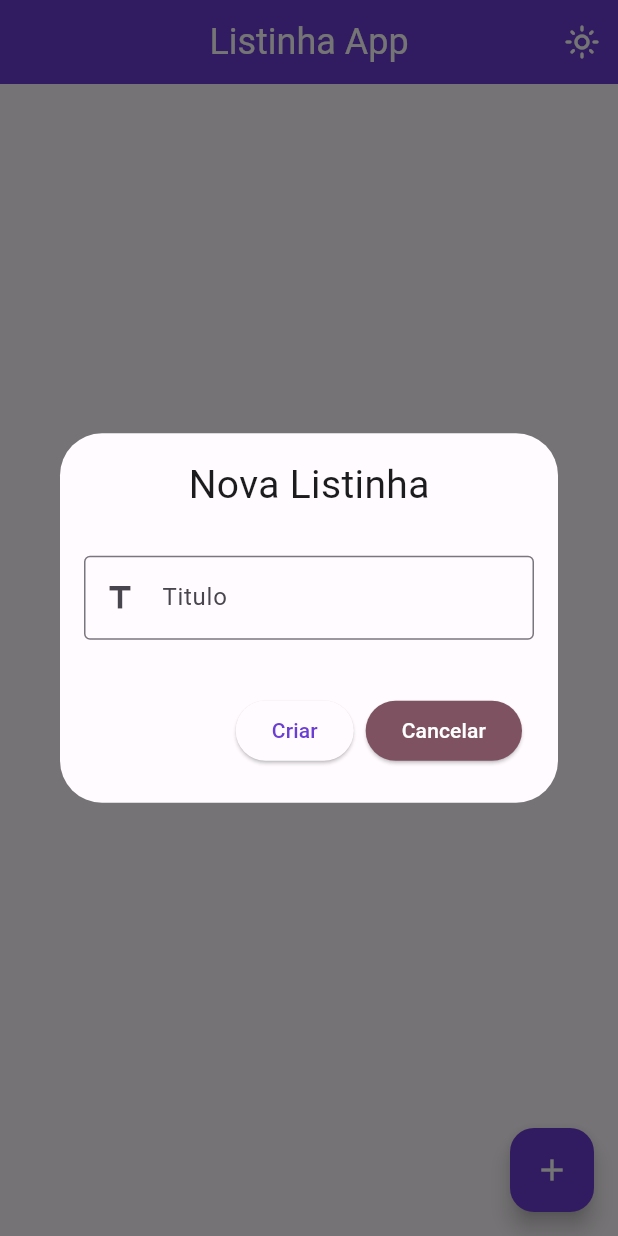
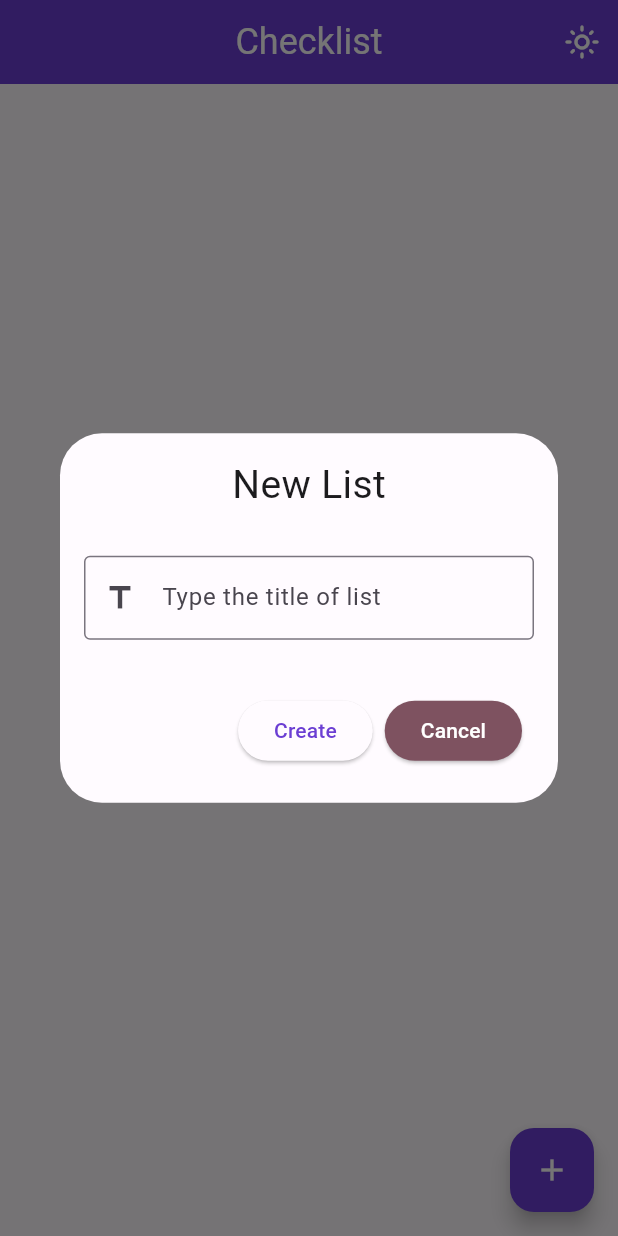
Before and after one commit to mugiwarajeff/checklist, a Flutter app: the screen it shows after launch, after a tap on the "add" icon, on a phone screen of 412 x 824 dp. Run offline on Flutter 3.47's test engine with Material 3 defaults, Android fonts, the light colour scheme and no system bars; our stand-ins replace equatable, flutter_mobx, mobx, sqflite; accounts and stored records are empty; generated files the repository leaves out were written again.

Commit message:
addings logs and intl

```diff
--- a/lib/app/app.dart
+++ b/lib/app/app.dart
@@ -26,6 +26,7 @@ class App extends StatelessWidget {
       return MaterialApp(
         localizationsDelegates: AppLocalizations.localizationsDelegates,
         supportedLocales: AppLocalizations.supportedLocales,
+        //locale: const Locale('pt', "BR"),
         theme: configurationsController.config.darkMode
             ? appTheme.darkTheme
             : appTheme.lightTheme,
--- a/lib/app/features/checklist/checklist/checklist_view.dart
+++ b/lib/app/features/checklist/checklist/checklist_view.dart
@@ -19,7 +19,7 @@ class CheckListView extends StatelessWidget {
     const double checkListPadding = 16;
     const double crossSpacin = 10;
 
-    Alignment _defineCircleAligmentScale(double x, double y) {
+    Alignment defineCircleAligmentScale(double x, double y) {
       final double screenSizeHeight = MediaQuery.of(context).size.height;
       final double screenSizeWidth = MediaQuery.of(context).size.width;
 
@@ -28,16 +28,6 @@ class CheckListView extends StatelessWidget {
 
       double scaleY = (screenSizeHeight / referenceHeight);
       double scaleX = (screenSizeWidth / referenteWidth);
-
-      print(x);
-      print(screenSizeWidth);
-      print(scaleX);
-      print(x / scaleX);
-
-      print(y);
-      print(screenSizeHeight);
-      print(scaleY);
-      print((y / scaleY) * 0.84);
 
       return Alignment(x / scaleX, y / scaleY);
     }
@@ -72,7 +62,7 @@ class CheckListView extends StatelessWidget {
                         .toList()),
                 DragTarget(
                   builder: (context, candidateData, rejectedData) => Align(
-                    alignment: _defineCircleAligmentScale(-1.3, 1.2),
+                    alignment: defineCircleAligmentScale(-1.3, 1.2),
                     child: Container(
                       alignment: const Alignment(0.35, -0.6),
                       width: 200,
--- a/lib/app/features/checklist/checklist/controllers/checklist_controller.dart
+++ b/lib/app/features/checklist/checklist/controllers/checklist_controller.dart
@@ -1,5 +1,7 @@
 import 'package:checklist/app/features/checklist/checklist/dao/checklist_dao.dart';
 import 'package:checklist/app/features/checklist/checklist/models/checklist.dart';
+import 'package:checklist/app/shared/logs/interfaces/message_logger.dart';
+import 'package:checklist/app/shared/logs/models/log_message.dart';
 import 'package:mobx/mobx.dart';
 import 'package:sqflite/sqflite.dart';
 part 'checklist_controller.g.dart';
@@ -8,6 +10,7 @@ class CheckListController = CheckListControllerBase with _$CheckListController;
 
 abstract class CheckListControllerBase with Store {
   final ChecklistDAO _checkListDao;
+  final MessageLogger _messageLogger;
 
   ObservableList<CheckList> checklists = ObservableList<CheckList>();
 
@@ -17,8 +20,11 @@ abstract class CheckListControllerBase with Store {
   @observable
   String error = "";
 
-  CheckListControllerBase({required ChecklistDAO checkListDao})
-      : _checkListDao = checkListDao;
+  CheckListControllerBase(
+      {required ChecklistDAO checkListDao,
+      required MessageLogger messagelogger})
+      : _checkListDao = checkListDao,
+        _messageLogger = messagelogger;
 
   @action
   void setIsLoading(bool newState) {
@@ -41,7 +47,11 @@ abstract class CheckListControllerBase with Store {
     } on DatabaseException catch (e) {
       setError(e.toString());
 
-      //TODO fazer camada de log de erros
+      await _messageLogger.writeMessage(LogMessage(
+          category: "Error",
+          eventTime: DateTime.now(),
+          message: e.toString(),
+          user: "system"));
     }
 
     setIsLoading(false);
@@ -60,7 +70,11 @@ abstract class CheckListControllerBase with Store {
     } on DatabaseException catch (e) {
       error = e.toString();
 
-      //TODO fazer camada de log de erros
+      await _messageLogger.writeMessage(LogMessage(
+          category: "Error",
+          eventTime: DateTime.now(),
+          message: e.toString(),
+          user: "system"));
     }
 
     setIsLoading(false);
--- a/lib/app/features/checklist/checklist/widgets/add_checklist_dialog.dart
+++ b/lib/app/features/checklist/checklist/widgets/add_checklist_dialog.dart
@@ -2,6 +2,7 @@
 import 'package:checklist/app/features/checklist/checklist/models/checklist.dart';
 import 'package:checklist/app/features/checklist/checklist/models/value_objects/checklist_title.dart';
 import 'package:flutter/material.dart';
+import 'package:flutter_gen/gen_l10n/app_localizations.dart';
 import 'package:provider/provider.dart';
 
 class AddChecklistDialog extends StatelessWidget {
@@ -21,8 +22,10 @@
     final Color cancelButtonColor = Theme.of(context).colorScheme.tertiary;
     final Color cancelButtonSecondColor =
         Theme.of(context).colorScheme.onTertiary;
-    const String titleLabel = "Titulo";
-    const String titleHelper = "Digite o Titulo da Lista";
+    final String titleLabel = AppLocalizations.of(context)!.newList;
+    final String titleHelper = AppLocalizations.of(context)!.typeTitleList;
+    final String createText = AppLocalizations.of(context)!.create;
+    final String cancelText = AppLocalizations.of(context)!.cancel;
     const double contentPadding = 16;
     return Dialog(
       child: Padding(
@@ -32,9 +35,9 @@
           child: Column(
             mainAxisAlignment: MainAxisAlignment.spaceBetween,
             children: [
-              const Text(
-                "Nova Listinha",
-                style: TextStyle(fontSize: 26),
+              Text(
+                titleLabel,
+                style: const TextStyle(fontSize: 26),
               ),
               const SizedBox(
                 height: 5,
@@ -45,10 +48,10 @@
                   child: Column(
                     children: [
                       TextFormField(
-                        decoration: const InputDecoration(
-                          prefixIcon: Icon(Icons.title),
-                          border: OutlineInputBorder(),
-                          label: Text(titleLabel),
+                        decoration: InputDecoration(
+                          prefixIcon: const Icon(Icons.title),
+                          border: const OutlineInputBorder(),
+                          label: Text(titleHelper),
                           hintText: titleHelper,
                         ),
                         validator: (value) => checkList.title.validate(value),
@@ -73,7 +76,7 @@
                             Navigator.of(context).pop();
                           }
                         },
-                        child: const Text("Criar")),
+                        child: Text(createText)),
                     ElevatedButton(
                       onPressed: () => Navigator.of(context).pop(),
                       style: ButtonStyle(
@@ -81,7 +84,7 @@
                               WidgetStatePropertyAll(cancelButtonColor),
                           foregroundColor:
                               WidgetStatePropertyAll(cancelButtonSecondColor)),
-                      child: const Text("Cancelar"),
+                      child: Text(cancelText),
                     )
                   ],
                 ),
--- a/lib/app/features/home/home_view.dart
+++ b/lib/app/features/home/home_view.dart
@@ -1,6 +1,6 @@
 import 'package:checklist/app/features/checklist/checklist/checklist_view.dart';
 import 'package:checklist/app/features/configurations/controllers/configurations_controller.dart';
-
+import 'package:flutter_gen/gen_l10n/app_localizations.dart';
 import 'package:flutter/material.dart';
 import 'package:flutter_mobx/flutter_mobx.dart';
 import 'package:provider/provider.dart';
@@ -10,14 +10,14 @@ class HomeView extends StatelessWidget {
 
   @override
   Widget build(BuildContext context) {
-    const String pageTitle = "Listinha App";
+    final String pageTitle = AppLocalizations.of(context)!.appTitle;
 
     final ConfigurationsController configurationsController =
         Provider.of<ConfigurationsController>(context);
 
     return Scaffold(
       appBar: AppBar(
-        title: const Text(pageTitle),
+        title: Text(pageTitle),
         actions: [
           IconButton(
               onPressed: () => configurationsController.toggleDarkMode(),
--- a/lib/app/shared/l10n/app_en.arb
+++ b/lib/app/shared/l10n/app_en.arb
@@ -1,4 +1,19 @@
 {
     "@@locale": "en",
-    "helloWorld": "Hello World"
+    "helloWorld": "Hello World",
+    "appTitle": "Checklist",
+    "newList": "New List",
+    "title": "Title",
+    "create": "Create",
+    "confirm": "Confirm",
+    "cancel": "Cancel",
+    "item": "Item",
+    "typeItem": "Type item name",
+    "add": "Add",
+    "remove": "Remove",
+    "typeTitleList": "Type the title of list",
+    "areYouSureWantToDelete": "Are you sure you want to delete?",
+    "description": "Description",
+    "insertDescription": "Insert Description",
+    "emptyField": "Empty Field"
 }
--- /dev/null
+++ b/lib/app/shared/logs/interfaces/message_logger.dart
@@ -0,0 +1,10 @@
+import 'package:checklist/app/shared/logs/models/log_message.dart';
+
+abstract class MessageLogger {
+  Future<bool> writeMessage(LogMessage logMessage);
+
+  Future<List<String>> readAllLogs();
+
+  Future<List<String>> readLogsBasedOnDateTime(
+      DateTime startDate, DateTime endDate);
+}
--- a/lib/app/shared/theme/color_schemes.dart
+++ b/lib/app/shared/theme/color_schemes.dart
@@ -18,11 +18,9 @@ const lightColorScheme = ColorScheme(
   errorContainer: Color(0xFFFFDAD6),
   onError: Color(0xFFFFFFFF),
   onErrorContainer: Color(0xFF410002),
-  background: Color(0xFFFFFBFF),
-  onBackground: Color(0xFF1C1B1E),
   surface: Color(0xFFFFFBFF),
   onSurface: Color(0xFF1C1B1E),
-  surfaceVariant: Color(0xFFE7E0EB),
+  surfaceContainerHighest: Color(0xFFE7E0EB),
   onSurfaceVariant: Color(0xFF49454E),
   outline: Color(0xFF7A757F),
   onInverseSurface: Color(0xFFF4EFF4),
@@ -52,11 +50,9 @@ const darkColorScheme = ColorScheme(
   errorContainer: Color(0xFF93000A),
   onError: Color(0xFF690005),
   onErrorContainer: Color(0xFFFFDAD6),
-  background: Color(0xFF1C1B1E),
-  onBackground: Color(0xFFE6E1E6),
   surface: Color(0xFF1C1B1E),
   onSurface: Color(0xFFE6E1E6),
-  surfaceVariant: Color(0xFF49454E),
+  surfaceContainerHighest: Color(0xFF49454E),
   onSurfaceVariant: Color(0xFFCAC4CF),
   outline: Color(0xFF948F99),
   onInverseSurface: Color(0xFF1C1B1E),
--- a/lib/main.dart
+++ b/lib/main.dart
@@ -8,6 +8,8 @@ import 'package:checklist/app/features/configurations/controllers/configurations
 import 'package:checklist/app/features/checklist/checklist/dao/checklist_dao_sqflite.dart';
 import 'package:checklist/app/features/configurations/dao/configurations_dao_sqflite.dart';
 import 'package:checklist/app/features/configurations/dao/interface/configurations_dao.dart';
+import 'package:checklist/app/shared/logs/interfaces/message_logger.dart';
+import 'package:checklist/app/shared/logs/message_logger_impl.dart';
 import 'package:flutter/material.dart';
 import 'package:provider/provider.dart';
 
@@ -15,13 +17,18 @@ void main() {
   runApp(MultiProvider(providers: [
     Provider<ChecklistDAO>(create: (context) => CheckListDaoSqFlite()),
     Provider<ChecklistItemDAO>(create: (context) => CheckListItemDaoSqflite()),
-    ProxyProvider<ChecklistDAO, CheckListController>(
-      update: (context, checkListDAO, previous) =>
-          CheckListController(checkListDao: checkListDAO),
+    Provider<MessageLogger>(
+      create: (context) => MessageLoggerImpl(),
     ),
-    ProxyProvider<ChecklistItemDAO, ChecklistItemController>(
-      update: (context, checkListItemDAO, previous) =>
-          ChecklistItemController(checkListItem: checkListItemDAO),
+    ProxyProvider2<ChecklistDAO, MessageLogger, CheckListController>(
+      update: (context, checkListDAO, messageLogger, previous) =>
+          CheckListController(
+              checkListDao: checkListDAO, messagelogger: messageLogger),
+    ),
+    ProxyProvider2<ChecklistItemDAO, MessageLogger, ChecklistItemController>(
+      update: (context, checkListItemDAO, messageLogger, previous) =>
+          ChecklistItemController(
+              checkListItem: checkListItemDAO, messageLogger: messageLogger),
     ),
     Provider<ConfigurationsDAO>(
       create: (context) => ConfigurationsDaoSqflite(),
--- a/pubspec.yaml
+++ b/pubspec.yaml
@@ -45,6 +45,7 @@ dependencies:
   flutter_localizations:
     sdk: flutter
   equatable: ^2.0.5
+  path_provider: ^2.1.3
 
 flutter_launcher_icons:
   android: "launcher_icon"
```
Also changed, not shown: lib/app/features/checklist/checklist_item/checklist_item_view.dart (+7 -4 lines), lib/app/features/checklist/checklist_item/controllers/checklist_item_controller.dart (+28 -6 lines), lib/app/features/checklist/checklist_item/widgets/checklist_item_card.dart (+21 -9 lines), lib/app/shared/l10n/app_pt.arb (+16 -1 lines), lib/app/shared/logs/message_logger_impl.dart (added, +81 -0 lines), lib/app/shared/logs/models/log_message.dart (added, +13 -0 lines), pubspec.lock, 5 other files.
